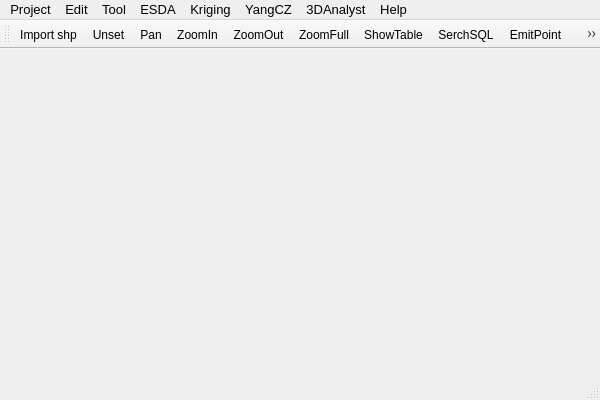
First picture: the form in YCZSoftware_VS/MainWindow.ui, repository Spiderguy-07/YCZSoftware_VS, before the edit.
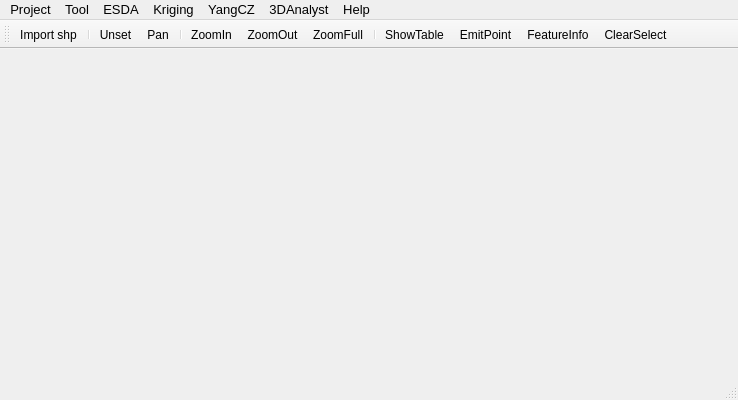
Second picture: the form after the edit. Icons and pictures are not drawn.

Patch:
```diff
--- a/YCZSoftware_VS/MainWindow.ui
+++ b/YCZSoftware_VS/MainWindow.ui
@@ -6,7 +6,7 @@
    <rect>
     <x>0</x>
     <y>0</y>
-    <width>600</width>
+    <width>738</width>
     <height>400</height>
    </rect>
   </property>
@@ -41,8 +41,8 @@
     <rect>
      <x>0</x>
      <y>0</y>
-     <width>600</width>
-     <height>29</height>
+     <width>738</width>
+     <height>25</height>
     </rect>
    </property>
    <property name="sizePolicy">
@@ -141,13 +141,12 @@
     <property name="title">
      <string>Tool</string>
     </property>
-    <addaction name="actionTo_be_developed_2"/>
-   </widget>
-   <widget class="QMenu" name="menuEdit">
-    <property name="title">
-     <string>Edit</string>
-    </property>
-    <addaction name="actionTo_be_developed"/>
+    <addaction name="actionLog_Transform"/>
+    <addaction name="actionInverse_Log_Transform"/>
+    <addaction name="separator"/>
+    <addaction name="actionCorrelation_Analysis"/>
+    <addaction name="separator"/>
+    <addaction name="actionYCZF"/>
    </widget>
    <widget class="QMenu" name="menuHelp">
     <property name="title">
@@ -162,7 +161,6 @@
     <addaction name="actionTo_be_developed_3"/>
    </widget>
    <addaction name="menuFile"/>
-   <addaction name="menuEdit"/>
    <addaction name="menu"/>
    <addaction name="menuESDA"/>
    <addaction name="menuKriging"/>
@@ -177,8 +175,8 @@
    </property>
    <property name="iconSize">
     <size>
-     <width>25</width>
-     <height>25</height>
+     <width>26</width>
+     <height>26</height>
     </size>
    </property>
    <attribute name="toolBarArea">
@@ -188,17 +186,17 @@
     <bool>false</bool>
    </attribute>
    <addaction name="actionImportShp"/>
+   <addaction name="separator"/>
    <addaction name="actionUnset"/>
    <addaction name="actionPan"/>
+   <addaction name="separator"/>
    <addaction name="actionZoomIn"/>
    <addaction name="actionZoomOut"/>
    <addaction name="actionZoomFull"/>
+   <addaction name="separator"/>
    <addaction name="actionShowTable"/>
-   <addaction name="actionSerchSQL"/>
    <addaction name="actionEmitPoint"/>
    <addaction name="actionFeatureInfo"/>
-   <addaction name="actionSelectPoint"/>
-   <addaction name="actionSelectVector"/>
    <addaction name="actionClearSelect"/>
   </widget>
   <action name="actionOpen">
```
Left out of the diff: 72 changed lines with no effect on the pictures.
